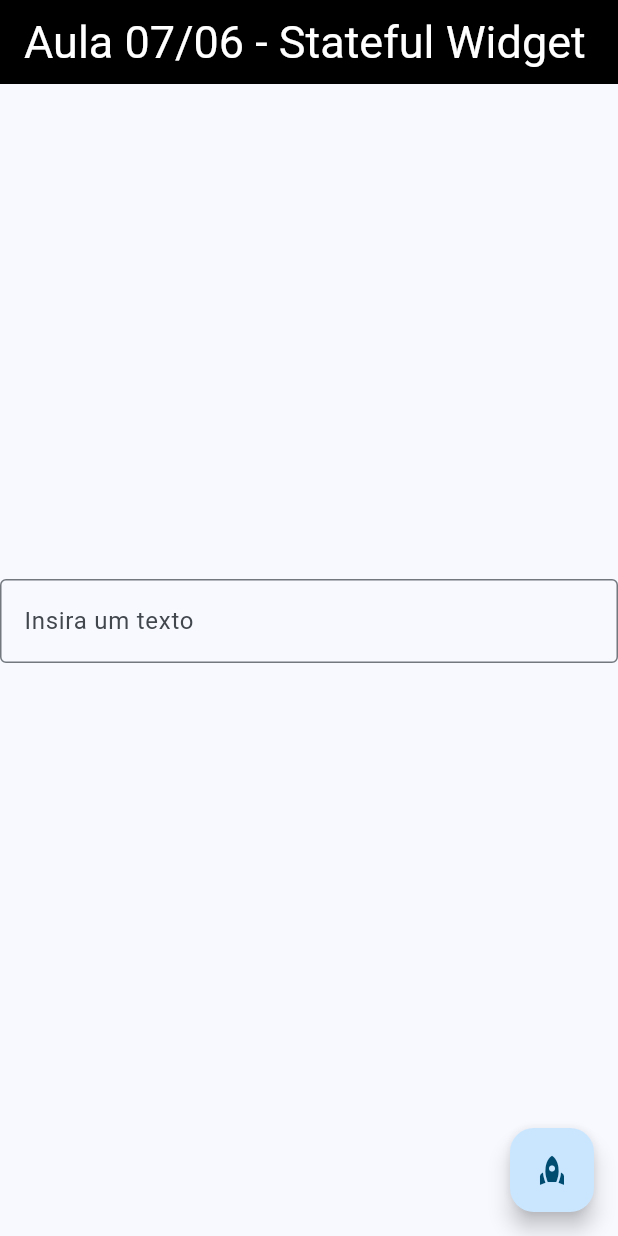
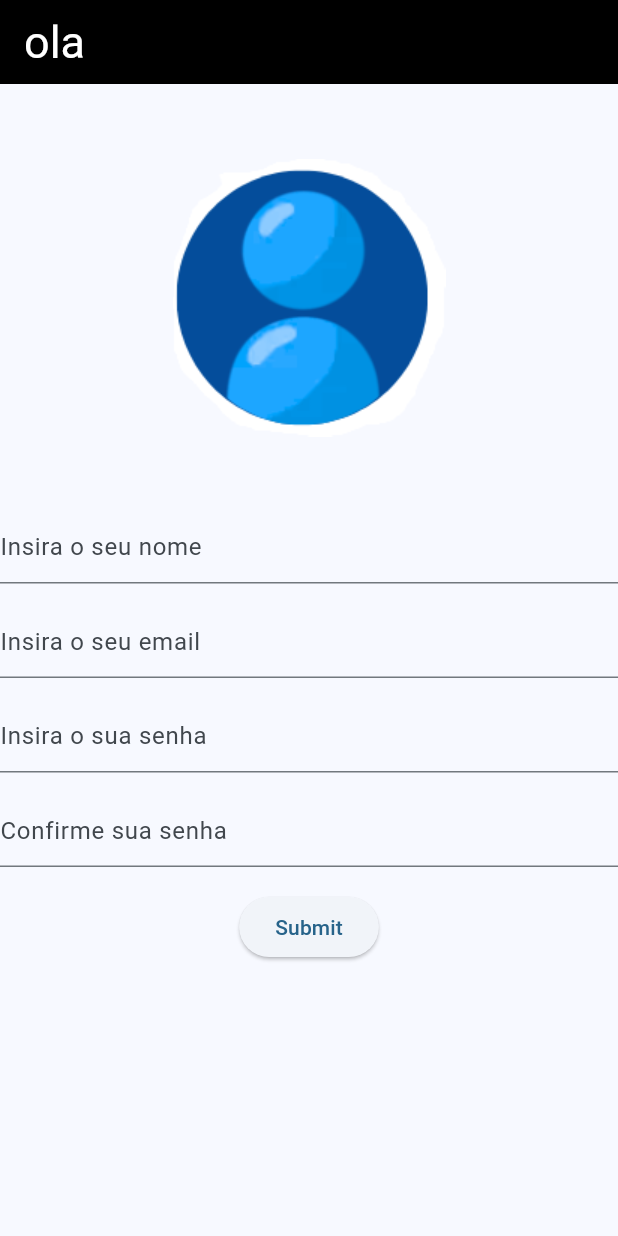
Before and after one commit to gabriel000001/app, a Flutter app: the screen it shows after launch, on a phone screen of 412 x 824 dp. Run offline on Flutter 3.47's test engine with Material 3 defaults, Android fonts, the phone set to English and light mode, and no system bars.

Commit message:
Atualização de projeto. (criando a pagina de cadastro)

```diff
--- /dev/null
+++ b/lib/TDAH/Cad.dart
@@ -0,0 +1,168 @@
+import 'package:flutter/material.dart';
+
+class Cad extends StatefulWidget {
+  const Cad({super.key});
+
+  @override
+  State<Cad> createState() => _CadState();
+}
+
+class _CadState extends State<Cad> {
+  final myController = TextEditingController();
+  final myController2 = TextEditingController();
+  var senha = "";
+  var csenha = "";
+  @override
+  Widget build(BuildContext context) {
+    return Scaffold(
+      appBar: AppBar(
+        title: Text('ola'),
+      ),
+      // floatingActionButton: FloatingActionButton(
+      //   onPressed: () {
+      //     senha = myController.text;
+      //     csenha = myController2.text;
+      //     if (senha == csenha) {
+      //       print("correto");
+      //     } else {
+      //       print("errado");
+      //     }
+      //   },
+      //   child: Text('Enviar'),
+      // ),
+      body: Expanded(
+        child: Form(
+          child: Column(
+            mainAxisAlignment: MainAxisAlignment.start,
+            children: <Widget>[
+              SizedBox(height: 50),
+              const Image(
+                image: AssetImage('assets/images/US.png'),
+              ),
+              SizedBox(height: 50),
+              TextFormField(
+                decoration: const InputDecoration(
+                  hintText: 'Insira o seu nome',
+                ),
+              ),
+              SizedBox(height: 15),
+              TextFormField(
+                decoration: const InputDecoration(
+                  hintText: 'Insira o seu email',
+                ),
+              ),
+              SizedBox(height: 15),
+              TextFormField(
+                controller: myController,
+                decoration: const InputDecoration(
+                  hintText: 'Insira o sua senha',
+                ),
+              ),
+              SizedBox(height: 15),
+              TextFormField(
+                controller: myController2,
+                decoration: const InputDecoration(
+                  hintText: 'Confirme sua senha',
+                ),
+              ),
+              Padding(
+                padding: const EdgeInsets.symmetric(vertical: 16.0),
+                child: ElevatedButton(
+                  onPressed: () {
+                    // Validate will return true if the form is valid, or false if
+                    // the form is invalid.
+                    senha = myController.text;
+                    csenha = myController2.text;
+                    if (senha == csenha) {
+                      print("correto");
+                    } else {
+                      print("errado");
+                    }
+                  },
+                  child: const Text('Submit'),
+                ),
+              ),
+              // ElevatedButton(
+              //   style: const ButtonStyle(
+              //       backgroundColor:
+              //           MaterialStatePropertyAll<Color>(Colors.black38)),
+              //   child: const Text('Pagina Secundária',
+              //       style: TextStyle(color: Colors.white)),
+              //   onPressed: () {
+              //     Navigator.push(
+              //       context,
+              //       MaterialPageRoute(
+              //           builder: (context) => Pagina_Secundaria()),
+              //     );
+              //   },
+              // ),
+            ],
+          ),
+        ),
+      ),
+    );
+  }
+}
+
+// import 'package:flutter/material.dart';
+//
+// class Cadastro extends StatelessWidget {
+//   const Cadastro({super.key});
+//
+//   @override
+//   Widget build(BuildContext context) {
+//     return Scaffold(
+//       appBar: AppBar(
+//         backgroundColor: Theme.of(context).colorScheme.primary,
+//         title: Text('Cadastro'),
+//       ),
+//       body: Column(
+//         mainAxisAlignment: MainAxisAlignment.center,
+//         crossAxisAlignment: CrossAxisAlignment.center,
+//         children: [
+//           TextField(
+//             decoration: InputDecoration(
+//               border: OutlineInputBorder(),
+//               hintText: 'Insira um texto',
+//             ),
+//           ),
+//           Text(
+//             'OLA',
+//             style: TextStyle(fontSize: 36),
+//           )
+//         ],
+//       ),
+//     );
+//     const Text("Texto grandão");
+//
+//     return Scaffold(
+//       appBar: AppBar(
+//         backgroundColor: Theme.of(context).colorScheme.primary,
+//         title: const Text("Gabriel's App"),
+//       ),
+//       floatingActionButton: FloatingActionButton(
+//         onPressed: () {
+//           final snackBar = SnackBar(
+//             content:
+//                 const Text('Ja contou pros seus pais que eres homossexual?'),
+//             action: SnackBarAction(
+//               label: 'talvez',
+//               textColor: Colors.yellow,
+//               onPressed: () {
+//                 // Some code to undo the change.
+//               },
+//             ),
+//           );
+//
+//           ScaffoldMessenger.of(context).showSnackBar(snackBar);
+//         },
+//         child: const Icon(Icons.add),
+//       ),
+//       body: const Center(
+//           child: Text(
+//         "Texto grandão",
+//         style: TextStyle(fontWeight: FontWeight.bold, fontSize: 40),
+//       )),
+//     );
+//   }
+// }
--- a/lib/main.dart
+++ b/lib/main.dart
@@ -1,12 +1,8 @@
 import 'package:flutter/material.dart';
-import 'package:untitled/newpage.dart';
-import 'package:untitled/pagina21.dart';
-import 'package:untitled/pagina_principal.dart';
-
+import 'package:untitled/TDAH/Cad.dart';
 
 void main() {
   runApp(const MyApp());
-
 }
 
 class MyApp extends StatelessWidget {
@@ -38,13 +34,10 @@ class MyApp extends StatelessWidget {
           useMaterial3: true,
           appBarTheme: const AppBarTheme(
             backgroundColor: Colors.black,
-          iconTheme: IconThemeData(
-              color: Colors.white
-          ),
+            iconTheme: IconThemeData(color: Colors.white),
             titleTextStyle: TextStyle(color: Colors.white, fontSize: 30),
-        )
-      ),
-      home: const Newpage(),
+          )),
+      home: const Cad(),
     );
   }
 }
--- a/pubspec.yaml
+++ b/pubspec.yaml
@@ -36,6 +36,7 @@ dependencies:
   # Use with the CupertinoIcons class for iOS style icons.
   cupertino_icons: ^1.0.6
   animated_text_kit: ^4.2.2
+  brasil_fields: ^1.15.0
 
 dev_dependencies:
   flutter_test:
@@ -58,6 +59,8 @@ flutter:
   # included with your application, so that you can use the icons in
   # the material Icons class.
   uses-material-design: true
+  assets:
+    - assets/images/
 
   # To add assets to your application, add an assets section, like this:
   # assets:
```
Also changed, not shown: lib/Formulario.dart (+101 -102 lines), assets/images/US.png (added), pubspec.lock, 1 other file. Lines whose indentation alone changed are shown as unchanged.
